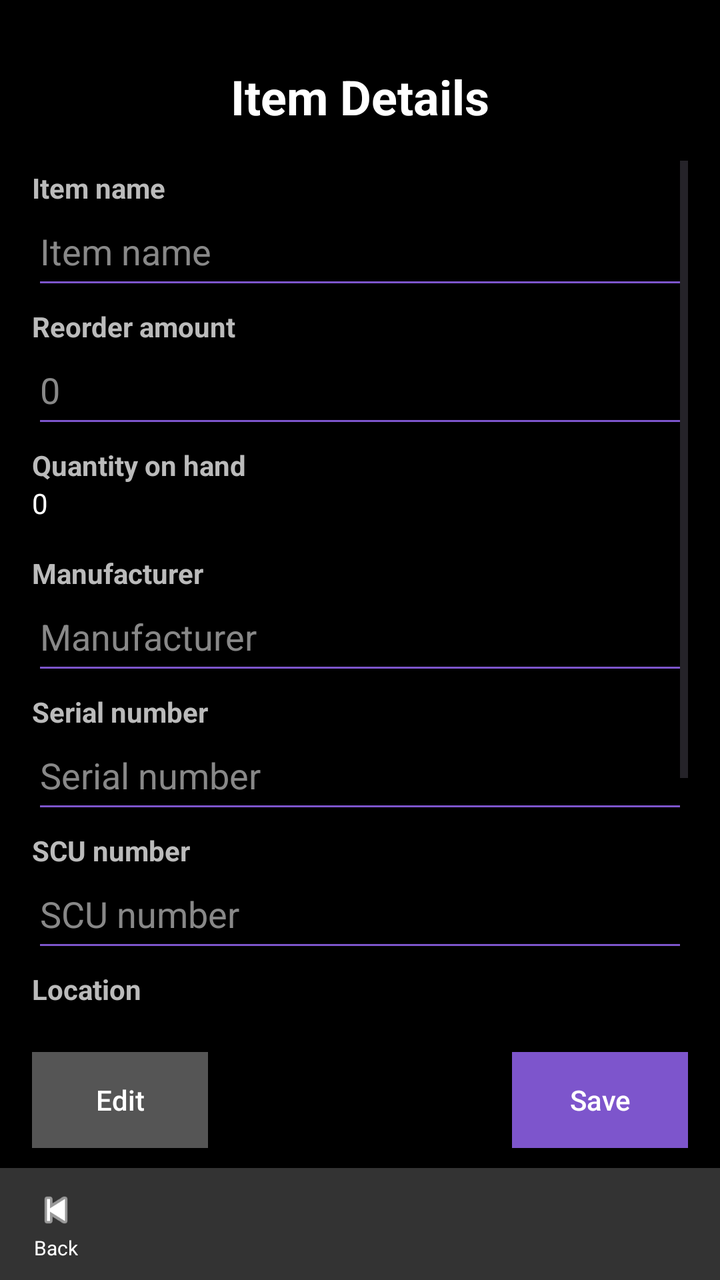
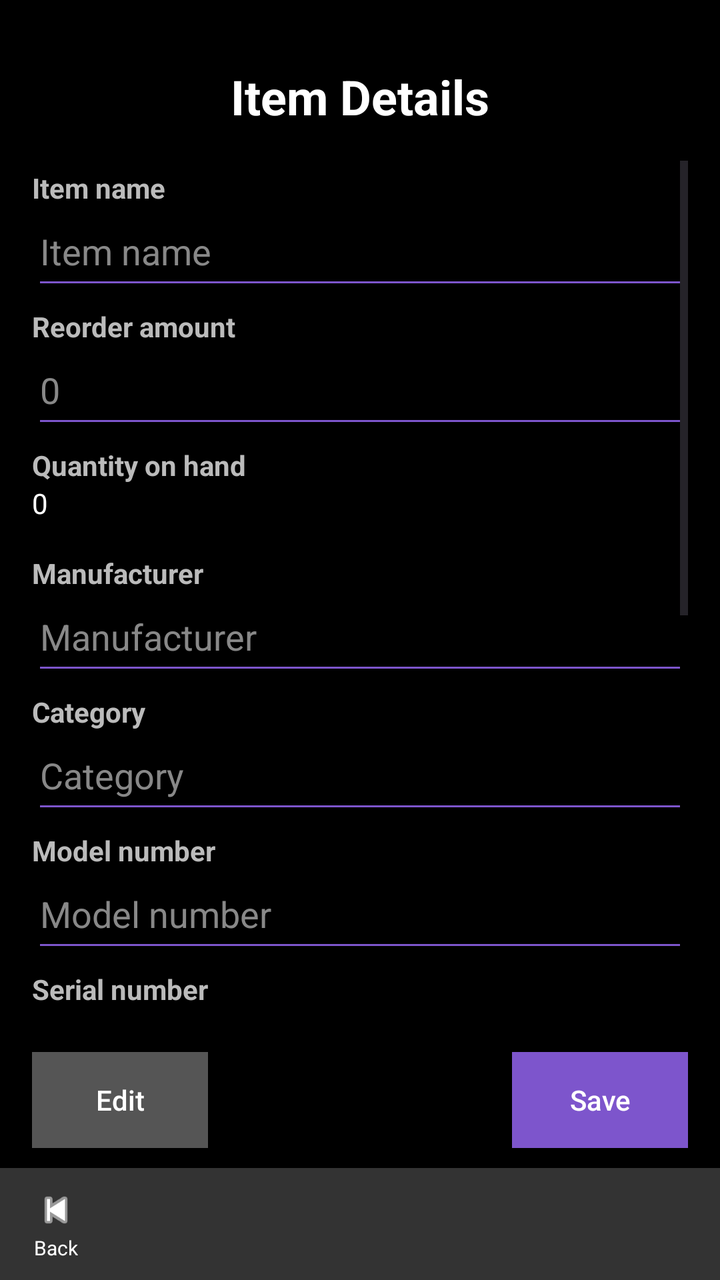

Screens rendered from an Android XML layout before and after an edit, with the pre-edit source and the edit as a unified diff.
<!-- AndroidManifest.xml: application theme Theme.CS360_ProjectTwo_InventoryApp_DustinDavis -->
<!-- res/layout/activity_detailed_info.xml -->
<?xml version="1.0" encoding="utf-8"?>
<androidx.constraintlayout.widget.ConstraintLayout
    xmlns:android="http://schemas.android.com/apk/res/android"
    xmlns:app="http://schemas.android.com/apk/res-auto"
    xmlns:tools="http://schemas.android.com/tools"
    android:layout_width="match_parent"
    android:layout_height="match_parent"
    android:background="#000000"
    tools:context=".DetailedInfoActivity">

    
    <TextView
        android:id="@+id/detailsTitle"
        android:layout_width="wrap_content"
        android:layout_height="wrap_content"
        android:layout_marginStart="16dp"
        android:layout_marginTop="32dp"
        android:layout_marginEnd="16dp"
        android:text="Item Details"
        android:textColor="#FFFFFF"
        android:textSize="24sp"
        android:textStyle="bold"
        app:layout_constraintTop_toTopOf="parent"
        app:layout_constraintStart_toStartOf="parent"
        app:layout_constraintEnd_toEndOf="parent" />

    
    <ScrollView
        android:id="@+id/detailsScroll"
        android:layout_width="0dp"
        android:layout_height="0dp"
        android:layout_marginStart="16dp"
        android:layout_marginTop="16dp"
        android:layout_marginEnd="16dp"
        android:layout_marginBottom="16dp"
        app:layout_constraintTop_toBottomOf="@id/detailsTitle"
        app:layout_constraintBottom_toTopOf="@id/actionRow"
        app:layout_constraintStart_toStartOf="parent"
        app:layout_constraintEnd_toEndOf="parent">

        <LinearLayout
            android:id="@+id/detailsContent"
            android:layout_width="match_parent"
            android:layout_height="wrap_content"
            android:orientation="vertical">

            
            <TextView
                android:layout_width="match_parent"
                android:layout_height="wrap_content"
                android:paddingTop="4dp"
                android:text="Item name"
                android:textColor="#BBBBBB"
                android:textStyle="bold" />

            <EditText
                android:id="@+id/itemNameEditText"
                android:layout_width="match_parent"
                android:layout_height="wrap_content"
                android:hint="Item name"
                android:textColor="#FFFFFF"
                android:textColorHint="#888888"
                android:backgroundTint="#7D55CC"
                android:paddingBottom="12dp"
                android:inputType="textCapWords" />

            
            <TextView
                android:layout_width="match_parent"
                android:layout_height="wrap_content"
                android:paddingTop="4dp"
                android:text="Reorder amount"
                android:textColor="#BBBBBB"
                android:textStyle="bold" />

            <EditText
                android:id="@+id/reorderValueEditText"
                android:layout_width="match_parent"
                android:layout_height="wrap_content"
                android:hint="0"
                android:inputType="number"
                android:textColor="#FFFFFF"
                android:textColorHint="#888888"
                android:backgroundTint="#7D55CC"
                android:paddingBottom="12dp" />

            
            <TextView
                android:layout_width="match_parent"
                android:layout_height="wrap_content"
                android:paddingTop="4dp"
                android:text="Quantity on hand"
                android:textColor="#BBBBBB"
                android:textStyle="bold" />

            <TextView
                android:id="@+id/qtyValueText"
                android:layout_width="match_parent"
                android:layout_height="wrap_content"
                android:paddingBottom="12dp"
                android:text="0"
                android:textColor="#FFFFFF" />

            
            <TextView
                android:layout_width="match_parent"
                android:layout_height="wrap_content"
                android:paddingTop="4dp"
                android:text="Manufacturer"
                android:textColor="#BBBBBB"
                android:textStyle="bold" />

            <EditText
                android:id="@+id/manufacturerEditText"
                android:layout_width="match_parent"
                android:layout_height="wrap_content"
                android:hint="Manufacturer"
                android:textColor="#FFFFFF"
                android:textColorHint="#888888"
                android:backgroundTint="#7D55CC"
                android:paddingBottom="12dp"
                android:inputType="textCapWords" />

            
            <TextView
                android:layout_width="match_parent"
                android:layout_height="wrap_content"
                android:paddingTop="4dp"
                android:text="Serial number"
                android:textColor="#BBBBBB"
                android:textStyle="bold" />

            <EditText
                android:id="@+id/serialEditText"
                android:layout_width="match_parent"
                android:layout_height="wrap_content"
                android:hint="Serial number"
                android:textColor="#FFFFFF"
                android:textColorHint="#888888"
                android:backgroundTint="#7D55CC"
                android:paddingBottom="12dp"
                android:inputType="text" />

            
            <TextView
                android:layout_width="match_parent"
                android:layout_height="wrap_content"
                android:paddingTop="4dp"
                android:text="SCU number"
                android:textColor="#BBBBBB"
                android:textStyle="bold" />

            <EditText
                android:id="@+id/scuEditText"
                android:layout_width="match_parent"
                android:layout_height="wrap_content"
                android:hint="SCU number"
                android:textColor="#FFFFFF"
                android:textColorHint="#888888"
                android:backgroundTint="#7D55CC"
                android:paddingBottom="12dp"
                android:inputType="text" />

            
            <TextView
                android:layout_width="match_parent"
                android:layout_height="wrap_content"
                android:paddingTop="4dp"
                android:text="Location"
                android:textColor="#BBBBBB"
                android:textStyle="bold" />

            <EditText
                android:id="@+id/locationEditText"
                android:layout_width="match_parent"
                android:layout_height="wrap_content"
                android:hint="Not specified"
                android:textColor="#FFFFFF"
                android:textColorHint="#888888"
                android:backgroundTint="#7D55CC"
                android:paddingBottom="12dp"
                android:inputType="textCapWords" />

            
            <TextView
                android:layout_width="match_parent"
                android:layout_height="wrap_content"
                android:paddingTop="4dp"
                android:text="Notes"
                android:textColor="#BBBBBB"
                android:textStyle="bold" />

            <EditText
                android:id="@+id/notesEditText"
                android:layout_width="match_parent"
                android:layout_height="wrap_content"
                android:hint="No additional notes for this item."
                android:textColor="#FFFFFF"
                android:textColorHint="#888888"
                android:backgroundTint="#7D55CC"
                android:minLines="3"
                android:gravity="top"
                android:paddingBottom="12dp"
                android:inputType="textMultiLine" />

        </LinearLayout>
    </ScrollView>

    
    <LinearLayout
        android:id="@+id/actionRow"
        android:layout_width="0dp"
        android:layout_height="wrap_content"
        android:orientation="horizontal"
        android:paddingStart="16dp"
        android:paddingEnd="16dp"
        android:paddingTop="6dp"
        android:paddingBottom="10dp"
        app:layout_constraintBottom_toTopOf="@id/bottomNavBar"
        app:layout_constraintStart_toStartOf="parent"
        app:layout_constraintEnd_toEndOf="parent">

        
        <Button
            android:id="@+id/editButton"
            android:layout_width="wrap_content"
            android:layout_height="wrap_content"
            android:text="Edit"
            android:textAllCaps="false"
            android:textColor="#FFFFFF"
            android:background="#555555"
            android:paddingLeft="16dp"
            android:paddingRight="16dp" />

        
        <View
            android:layout_width="0dp"
            android:layout_height="0dp"
            android:layout_weight="1" />

        
        <Button
            android:id="@+id/saveButton"
            android:layout_width="wrap_content"
            android:layout_height="wrap_content"
            android:text="Save"
            android:textAllCaps="false"
            android:textColor="#FFFFFF"
            android:background="#7D55CC"
            android:paddingLeft="16dp"
            android:paddingRight="16dp" />
    </LinearLayout>

    
    <LinearLayout
        android:id="@+id/bottomNavBar"
        android:layout_width="0dp"
        android:layout_height="56dp"
        android:orientation="horizontal"
        android:background="#333333"
        android:paddingLeft="16dp"
        android:paddingRight="16dp"
        app:layout_constraintBottom_toBottomOf="parent"
        app:layout_constraintStart_toStartOf="parent"
        app:layout_constraintEnd_toEndOf="parent">

        
        <LinearLayout
            android:id="@+id/backContainer"
            android:layout_width="wrap_content"
            android:layout_height="match_parent"
            android:orientation="vertical"
            android:gravity="center_horizontal|center_vertical"
            android:paddingTop="4dp"
            android:paddingBottom="4dp"
            android:clickable="true"
            android:focusable="true"
            android:foreground="?attr/selectableItemBackgroundBorderless">

            <ImageView
                android:id="@+id/backArrow"
                android:layout_width="24dp"
                android:layout_height="24dp"
                android:src="@android:drawable/ic_media_previous"
                app:tint="#FFFFFF"
                android:contentDescription="Go back" />

            <TextView
                android:id="@+id/backLabel"
                android:layout_width="wrap_content"
                android:layout_height="wrap_content"
                android:text="Back"
                android:textSize="10sp"
                android:textColor="#FFFFFF" />
        </LinearLayout>

        
        <View
            android:layout_width="0dp"
            android:layout_height="match_parent"
            android:layout_weight="1" />
    </LinearLayout>

</androidx.constraintlayout.widget.ConstraintLayout>
<!-- resources referenced by this layout -->
<resources>
  <style name="Theme.CS360_ProjectTwo_InventoryApp_DustinDavis" parent="Base.Theme.CS360_ProjectTwo_InventoryApp_DustinDavis" />
  <style name="Base.Theme.CS360_ProjectTwo_InventoryApp_DustinDavis" parent="Theme.Material3.DayNight.NoActionBar">
          
          
      </style>
</resources>

<!-- the commit's change to res/layout/activity_detailed_info.xml (unified diff, before → after) -->
@@ -57,12 +57,12 @@
                 android:id="@+id/itemNameEditText"
                 android:layout_width="match_parent"
                 android:layout_height="wrap_content"
+                android:backgroundTint="#7D55CC"
                 android:hint="Item name"
-                android:textColor="#FFFFFF"
-                android:textColorHint="#888888"
-                android:backgroundTint="#7D55CC"
-                android:paddingBottom="12dp"
-                android:inputType="textCapWords" />
+                android:inputType="textCapWords"
+                android:paddingBottom="12dp"
+                android:textColor="#FFFFFF"
+                android:textColorHint="#888888" />
 
             
             <TextView
@@ -77,12 +77,12 @@
                 android:id="@+id/reorderValueEditText"
                 android:layout_width="match_parent"
                 android:layout_height="wrap_content"
+                android:backgroundTint="#7D55CC"
                 android:hint="0"
                 android:inputType="number"
-                android:textColor="#FFFFFF"
-                android:textColorHint="#888888"
-                android:backgroundTint="#7D55CC"
-                android:paddingBottom="12dp" />
+                android:paddingBottom="12dp"
+                android:textColor="#FFFFFF"
+                android:textColorHint="#888888" />
 
             
             <TextView
@@ -114,12 +114,52 @@
                 android:id="@+id/manufacturerEditText"
                 android:layout_width="match_parent"
                 android:layout_height="wrap_content"
+                android:backgroundTint="#7D55CC"
                 android:hint="Manufacturer"
-                android:textColor="#FFFFFF"
-                android:textColorHint="#888888"
-                android:backgroundTint="#7D55CC"
-                android:paddingBottom="12dp"
-                android:inputType="textCapWords" />
+                android:inputType="textCapWords"
+                android:paddingBottom="12dp"
+                android:textColor="#FFFFFF"
+                android:textColorHint="#888888" />
+
+            
+            <TextView
+                android:layout_width="match_parent"
+                android:layout_height="wrap_content"
+                android:paddingTop="4dp"
+                android:text="Category"
+                android:textColor="#BBBBBB"
+                android:textStyle="bold" />
+
+            <EditText
+                android:id="@+id/categoryEditText"
+                android:layout_width="match_parent"
+                android:layout_height="wrap_content"
+                android:backgroundTint="#7D55CC"
+                android:hint="Category"
+                android:inputType="textCapWords"
+                android:paddingBottom="12dp"
+                android:textColor="#FFFFFF"
+                android:textColorHint="#888888" />
+
+            
+            <TextView
+                android:layout_width="match_parent"
+                android:layout_height="wrap_content"
+                android:paddingTop="4dp"
+                android:text="Model number"
+                android:textColor="#BBBBBB"
+                android:textStyle="bold" />
+
+            <EditText
+                android:id="@+id/modelNumberEditText"
+                android:layout_width="match_parent"
+                android:layout_height="wrap_content"
+                android:backgroundTint="#7D55CC"
+                android:hint="Model number"
+                android:inputType="text"
+                android:paddingBottom="12dp"
+                android:textColor="#FFFFFF"
+                android:textColorHint="#888888" />
 
             
             <TextView
@@ -134,12 +174,12 @@
                 android:id="@+id/serialEditText"
                 android:layout_width="match_parent"
                 android:layout_height="wrap_content"
+                android:backgroundTint="#7D55CC"
                 android:hint="Serial number"
-                android:textColor="#FFFFFF"
-                android:textColorHint="#888888"
-                android:backgroundTint="#7D55CC"
-                android:paddingBottom="12dp"
-                android:inputType="text" />
+                android:inputType="text"
+                android:paddingBottom="12dp"
+                android:textColor="#FFFFFF"
+                android:textColorHint="#888888" />
 
             
             <TextView
@@ -154,32 +194,51 @@
                 android:id="@+id/scuEditText"
                 android:layout_width="match_parent"
                 android:layout_height="wrap_content"
+                android:backgroundTint="#7D55CC"
                 android:hint="SCU number"
-                android:textColor="#FFFFFF"
-                android:textColorHint="#888888"
-                android:backgroundTint="#7D55CC"
-                android:paddingBottom="12dp"
-                android:inputType="text" />
-
-            
-            <TextView
-                android:layout_width="match_parent"
-                android:layout_height="wrap_content"
-                android:paddingTop="4dp"
-                android:text="Location"
-                android:textColor="#BBBBBB"
-                android:textStyle="bold" />
-
-            <EditText
-                android:id="@+id/locationEditText"
-                android:layout_width="match_parent"
-                android:layout_height="wrap_content"
-                android:hint="Not specified"
-                android:textColor="#FFFFFF"
-                android:textColorHint="#888888"
-                android:backgroundTint="#7D55CC"
-                android:paddingBottom="12dp"
-                android:inputType="textCapWords" />
+                android:inputType="text"
+                android:paddingBottom="12dp"
+                android:textColor="#FFFFFF"
+                android:textColorHint="#888888" />
+
+            
+            <TextView
+                android:layout_width="match_parent"
+                android:layout_height="wrap_content"
+                android:paddingTop="4dp"
+                android:text="Warehouse row"
+                android:textColor="#BBBBBB"
+                android:textStyle="bold" />
+
+            <EditText
+                android:id="@+id/warehouseRowEditText"
+                android:layout_width="match_parent"
+                android:layout_height="wrap_content"
+                android:backgroundTint="#7D55CC"
+                android:hint="Row number"
+                android:inputType="number"
+                android:paddingBottom="12dp"
+                android:textColor="#FFFFFF"
+                android:textColorHint="#888888" />
+
+            <TextView
+                android:layout_width="match_parent"
+                android:layout_height="wrap_content"
+                android:paddingTop="4dp"
+                android:text="Warehouse shelf"
+                android:textColor="#BBBBBB"
+                android:textStyle="bold" />
+
+            <EditText
+                android:id="@+id/warehouseShelfEditText"
+                android:layout_width="match_parent"
+                android:layout_height="wrap_content"
+                android:backgroundTint="#7D55CC"
+                android:hint="Shelf number"
+                android:inputType="number"
+                android:paddingBottom="12dp"
+                android:textColor="#FFFFFF"
+                android:textColorHint="#888888" />
 
             
             <TextView
@@ -194,14 +253,14 @@
                 android:id="@+id/notesEditText"
                 android:layout_width="match_parent"
                 android:layout_height="wrap_content"
+                android:backgroundTint="#7D55CC"
+                android:gravity="top"
                 android:hint="No additional notes for this item."
-                android:textColor="#FFFFFF"
-                android:textColorHint="#888888"
-                android:backgroundTint="#7D55CC"
+                android:inputType="textMultiLine"
                 android:minLines="3"
-                android:gravity="top"
-                android:paddingBottom="12dp"
-                android:inputType="textMultiLine" />
+                android:paddingBottom="12dp"
+                android:textColor="#FFFFFF"
+                android:textColorHint="#888888" />
 
         </LinearLayout>
     </ScrollView>
@@ -213,8 +272,8 @@
         android:layout_height="wrap_content"
         android:orientation="horizontal"
         android:paddingStart="16dp"
+        android:paddingTop="6dp"
         android:paddingEnd="16dp"
-        android:paddingTop="6dp"
         android:paddingBottom="10dp"
         app:layout_constraintBottom_toTopOf="@id/bottomNavBar"
         app:layout_constraintStart_toStartOf="parent"
@@ -225,12 +284,12 @@
             android:id="@+id/editButton"
             android:layout_width="wrap_content"
             android:layout_height="wrap_content"
+            android:background="#555555"
+            android:paddingStart="16dp"
+            android:paddingEnd="16dp"
             android:text="Edit"
             android:textAllCaps="false"
-            android:textColor="#FFFFFF"
-            android:background="#555555"
-            android:paddingLeft="16dp"
-            android:paddingRight="16dp" />
+            android:textColor="#FFFFFF" />
 
         
         <View
@@ -243,12 +302,12 @@
             android:id="@+id/saveButton"
             android:layout_width="wrap_content"
             android:layout_height="wrap_content"
+            android:background="#7D55CC"
+            android:paddingStart="16dp"
+            android:paddingEnd="16dp"
             android:text="Save"
             android:textAllCaps="false"
-            android:textColor="#FFFFFF"
-            android:background="#7D55CC"
-            android:paddingLeft="16dp"
-            android:paddingRight="16dp" />
+            android:textColor="#FFFFFF" />
     </LinearLayout>
 
     
@@ -256,42 +315,41 @@
         android:id="@+id/bottomNavBar"
         android:layout_width="0dp"
         android:layout_height="56dp"
+        android:background="#333333"
         android:orientation="horizontal"
-        android:background="#333333"
-        android:paddingLeft="16dp"
-        android:paddingRight="16dp"
+        android:paddingStart="16dp"
+        android:paddingEnd="16dp"
         app:layout_constraintBottom_toBottomOf="parent"
         app:layout_constraintStart_toStartOf="parent"
         app:layout_constraintEnd_toEndOf="parent">
 
-        
         <LinearLayout
             android:id="@+id/backContainer"
             android:layout_width="wrap_content"
             android:layout_height="match_parent"
-            android:orientation="vertical"
-            android:gravity="center_horizontal|center_vertical"
-            android:paddingTop="4dp"
-            android:paddingBottom="4dp"
             android:clickable="true"
             android:focusable="true"
-            android:foreground="?attr/selectableItemBackgroundBorderless">
+            android:foreground="?attr/selectableItemBackgroundBorderless"
+            android:gravity="center_horizontal|center_vertical"
+            android:orientation="vertical"
+            android:paddingTop="4dp"
+            android:paddingBottom="4dp">
 
             <ImageView
                 android:id="@+id/backArrow"
                 android:layout_width="24dp"
                 android:layout_height="24dp"
+                android:contentDescription="Go back"
                 android:src="@android:drawable/ic_media_previous"
-                app:tint="#FFFFFF"
-                android:contentDescription="Go back" />
+                app:tint="#FFFFFF" />
 
             <TextView
                 android:id="@+id/backLabel"
                 android:layout_width="wrap_content"
                 android:layout_height="wrap_content"
                 android:text="Back"
-                android:textSize="10sp"
-                android:textColor="#FFFFFF" />
+                android:textColor="#FFFFFF"
+                android:textSize="10sp" />
         </LinearLayout>
 
         
@@ -299,6 +357,7 @@
             android:layout_width="0dp"
             android:layout_height="match_parent"
             android:layout_weight="1" />
+
     </LinearLayout>
 
 </androidx.constraintlayout.widget.ConstraintLayout>
